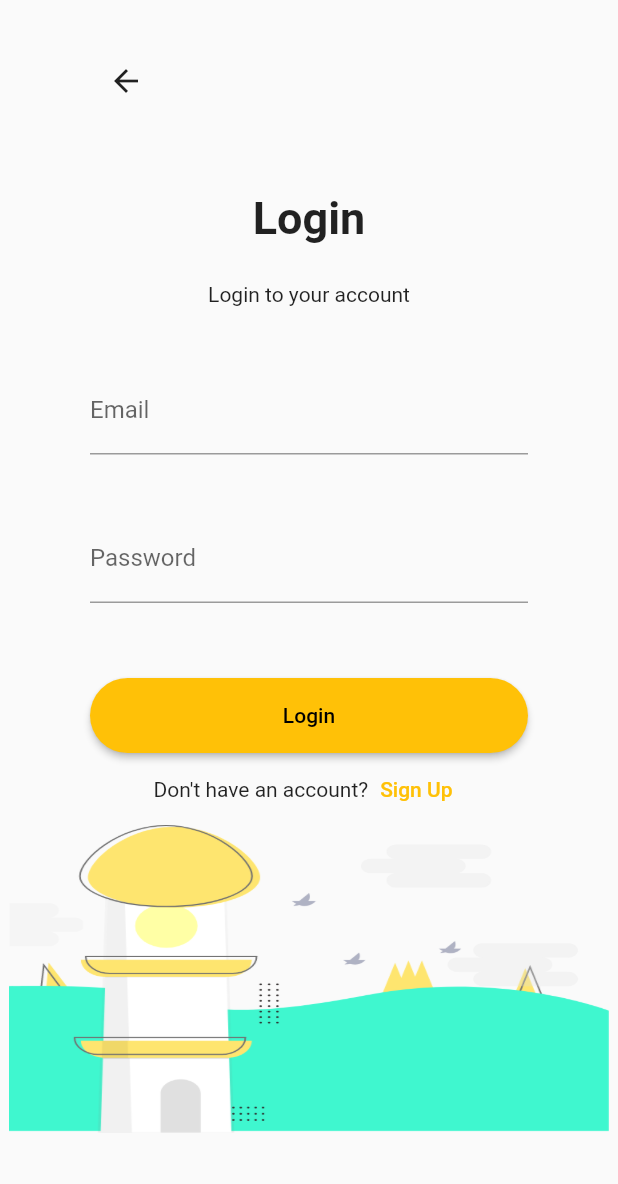
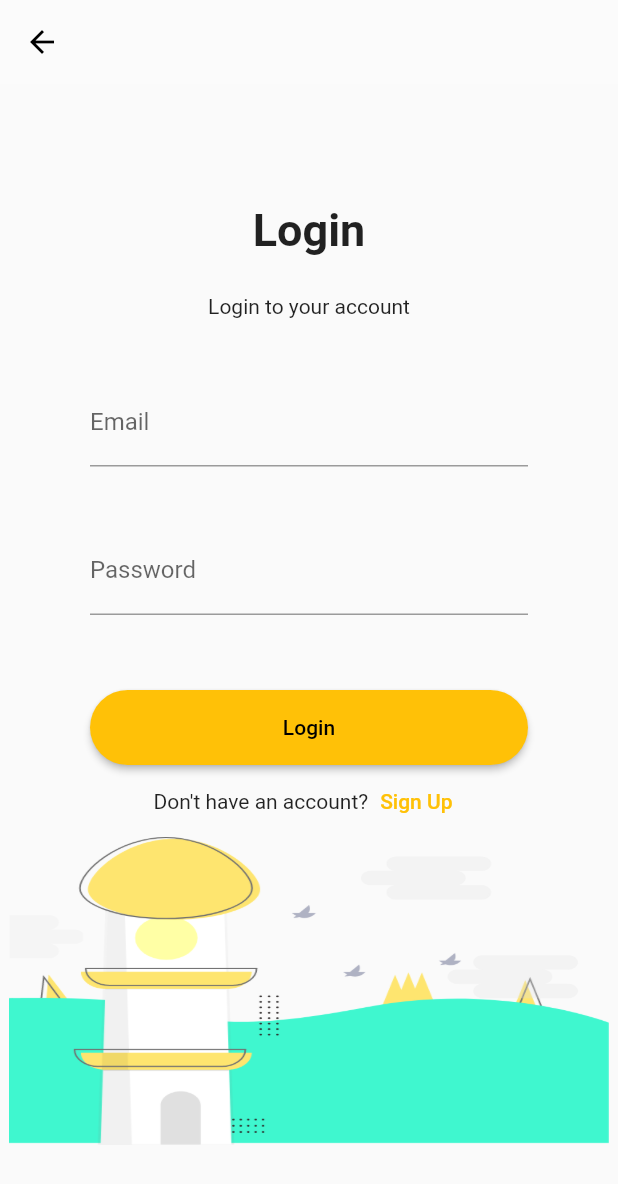
Before and after one commit to ayoubelhioui/LOGIN_SIGNUP_UI, a Flutter app: the screen it shows after launch, after a tap on "Login", on a phone screen of 412 x 824 dp. Shown: the top 1184 px of the screen. Run offline on Flutter 3.47's test engine with Material 2 defaults, Android fonts, the phone set to English and light mode, and no system bars.

Commit message:
adding appbar

```diff
--- a/lib/LoginPage.dart
+++ b/lib/LoginPage.dart
@@ -13,6 +13,14 @@ class LoginPage extends StatelessWidget {
       debugShowCheckedModeBanner: false,
       home: SafeArea(
         child: Scaffold(
+          appBar: AppBar(
+            elevation: 0,
+            backgroundColor: Colors.white24,
+            leading: IconButton(
+              icon: const Icon(Icons.arrow_back),
+              onPressed: () => Navigator.pop(context),
+            ),
+          ),
           body: SingleChildScrollView(
             child: Column(children: [
               Padding(
@@ -24,10 +32,10 @@ class LoginPage extends StatelessWidget {
                     const SizedBox(
                       height: 30,
                     ),
-                    IconButton(
-                      onPressed: () => Navigator.pop(context),
-                      icon: const Icon(Icons.arrow_back),
-                    ),
+                    // IconButton(
+                    //   onPressed: () => Navigator.pop(context),
+                    //   icon: const Icon(Icons.arrow_back),
+                    // ),
                     const SizedBox(
                       height: 50,
                     ),
@@ -72,7 +80,10 @@ class LoginPage extends StatelessWidget {
                           children: [
                             const Text('Don\'t have an account?'),
                             TextButton(
-                                onPressed: () => Navigator.push(context, MaterialPageRoute(builder: (_)=>const SignUp())),
+                                onPressed: () => Navigator.push(
+                                    context,
+                                    MaterialPageRoute(
+                                        builder: (_) => const SignUp())),
                                 child: const Text('Sign Up'))
                           ],
                         ),
```
